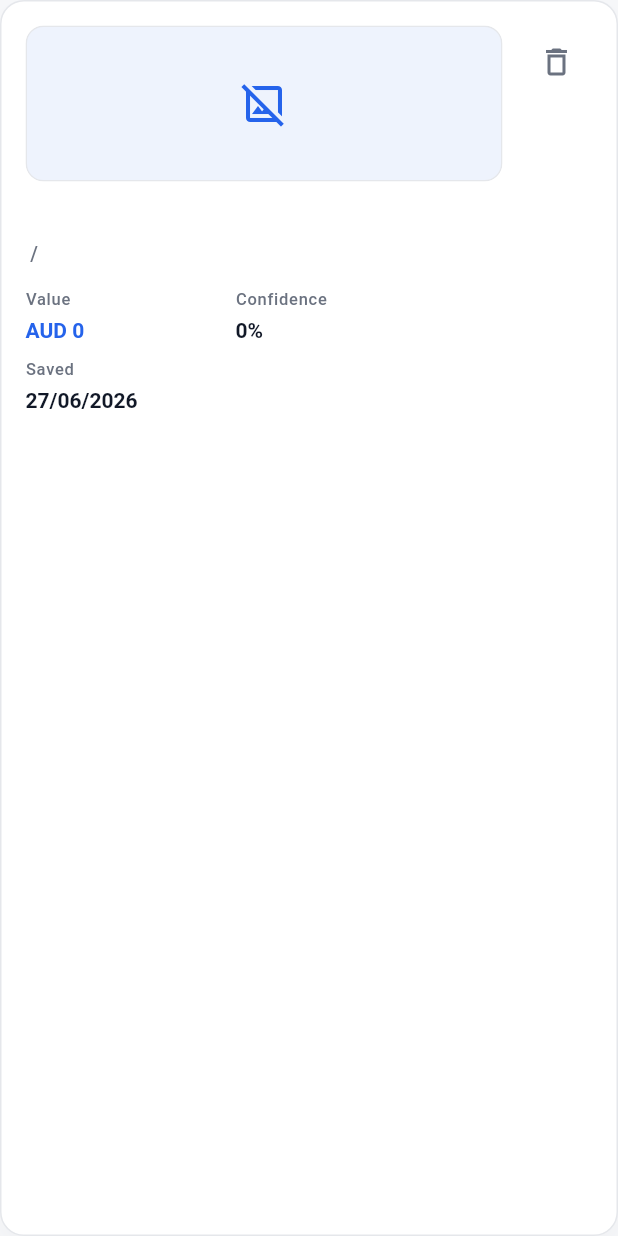
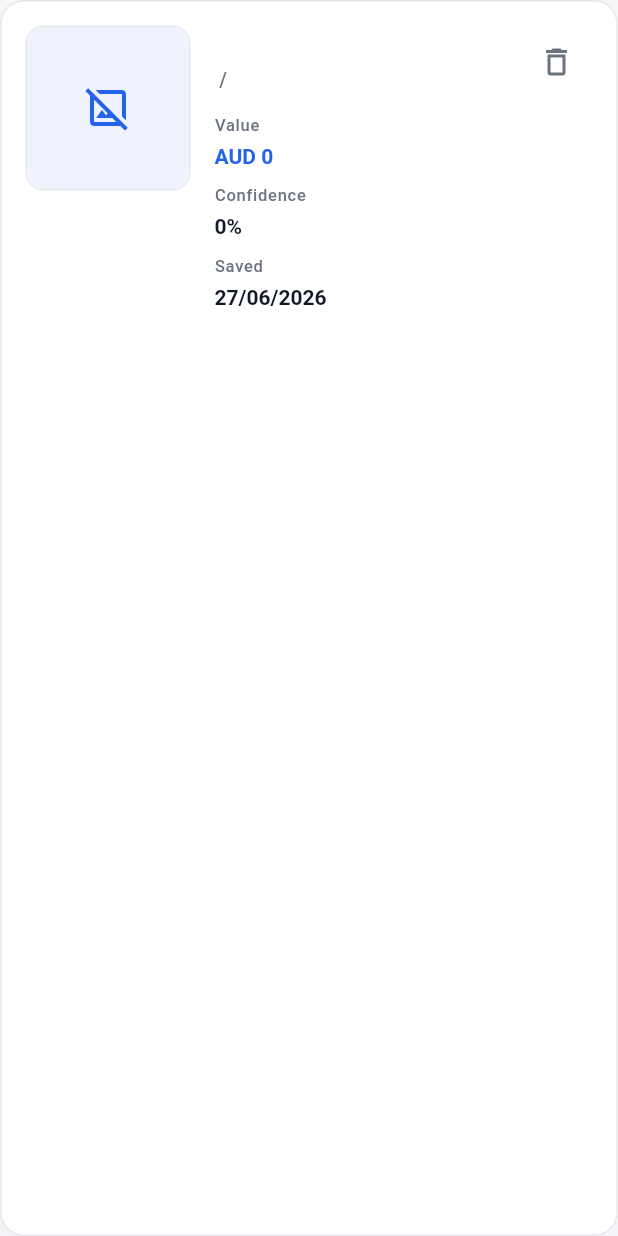
Before and after one commit to HariomTiger14/collectiq-ai-mobile, a Flutter app: the _PortfolioItemCard widget shown alone on an empty page, opened directly with empty values, on a phone screen of 412 x 824 dp. Run offline on Flutter 3.47's test engine with Material 3 defaults, Android fonts, the phone set to English and light mode, and no system bars; our stand-ins replace camera, dio, flutter_riverpod, image_picker, permission_handler, shared_preferences; accounts and stored records are empty.

Commit message:
Restore portfolio thumbnail layout after merge

```diff
--- a/lib/features/portfolio/presentation/widgets/portfolio_widgets.dart
+++ b/lib/features/portfolio/presentation/widgets/portfolio_widgets.dart
@@ -298,47 +298,19 @@ class _PortfolioItemCard extends StatelessWidget {
             border: Border.all(color: colorScheme.outlineVariant),
             boxShadow: AppElevation.level1,
           ),
-          child: LayoutBuilder(
-            builder: (context, constraints) {
-              final useVerticalLayout = constraints.maxWidth < 460;
-
-              final details = _PortfolioItemDetails(item: item);
-              final image = _PortfolioItemImage(imagePath: item.imagePath);
-              final removeButton = IconButton(
+          child: Row(
+            crossAxisAlignment: CrossAxisAlignment.start,
+            children: [
+              _PortfolioItemImage(imagePath: item.imagePath),
+              const SizedBox(width: AppSpacing.lg),
+              Expanded(child: _PortfolioItemDetails(item: item)),
+              const SizedBox(width: AppSpacing.md),
+              IconButton(
                 onPressed: onRemove,
                 icon: const Icon(Icons.delete_outline),
                 tooltip: 'Remove item',
-              );
-
-              if (useVerticalLayout) {
-                return Column(
-                  crossAxisAlignment: CrossAxisAlignment.start,
-                  children: [
-                    Row(
-                      crossAxisAlignment: CrossAxisAlignment.start,
-                      children: [
-                        Expanded(child: image),
-                        const SizedBox(width: AppSpacing.md),
-                        removeButton,
-                      ],
-                    ),
-                    const SizedBox(height: AppSpacing.md),
-                    details,
-                  ],
-                );
-              }
-
-              return Row(
-                crossAxisAlignment: CrossAxisAlignment.start,
-                children: [
-                  image,
-                  const SizedBox(width: AppSpacing.lg),
-                  Expanded(child: details),
-                  const SizedBox(width: AppSpacing.md),
-                  removeButton,
-                ],
-              );
-            },
+              ),
+            ],
           ),
         ),
       ),
@@ -359,8 +331,8 @@ class _PortfolioItemImage extends StatelessWidget {
     return ClipRRect(
       borderRadius: BorderRadius.circular(AppRadius.md),
       child: Container(
-        width: 104,
-        height: 104,
+        width: 110,
+        height: 110,
         decoration: BoxDecoration(
           color: colorScheme.primary.withValues(alpha: 0.08),
           borderRadius: BorderRadius.circular(AppRadius.md),
```
